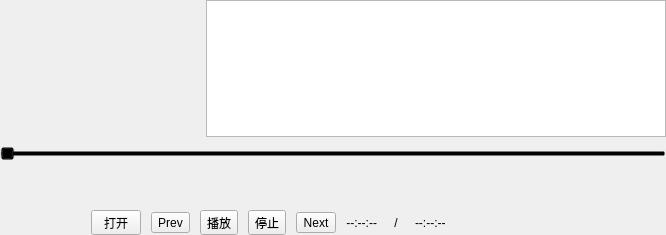
gessd/UAVManage, file UAVManage/SoundGrade.ui: the form before one commit.
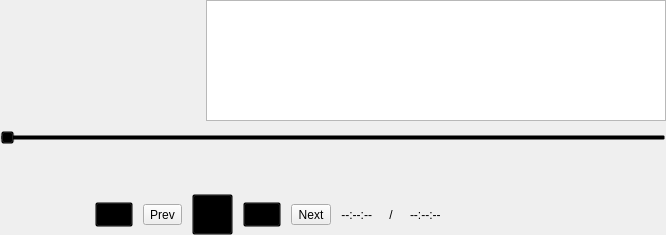
The form after the commit. Icons and pictures are not drawn. Custom widgets are drawn as their Qt base class.

Commit message: 调整音乐播放按钮

The edit to the form file:
```diff
--- a/UAVManage/SoundGrade.ui
+++ b/UAVManage/SoundGrade.ui
@@ -115,14 +115,8 @@
             <verstretch>0</verstretch>
            </sizepolicy>
           </property>
-          <property name="minimumSize">
-           <size>
-            <width>50</width>
-            <height>25</height>
-           </size>
-          </property>
           <property name="styleSheet">
-           <string notr="true"/>
+           <string notr="true">background:transparent;</string>
           </property>
           <property name="text">
            <string>打开</string>
@@ -133,12 +127,12 @@
           </property>
           <property name="iconSize">
            <size>
-            <width>16</width>
-            <height>16</height>
+            <width>32</width>
+            <height>32</height>
            </size>
           </property>
           <property name="toolButtonStyle">
-           <enum>Qt::ToolButtonTextBesideIcon</enum>
+           <enum>Qt::ToolButtonIconOnly</enum>
           </property>
          </widget>
         </item>
@@ -168,16 +162,19 @@
           </property>
           <property name="minimumSize">
            <size>
-            <width>0</width>
-            <height>25</height>
+            <width>41</width>
+            <height>41</height>
            </size>
           </property>
           <property name="maximumSize">
            <size>
-            <width>16777215</width>
-            <height>25</height>
+            <width>41</width>
+            <height>41</height>
            </size>
           </property>
+          <property name="styleSheet">
+           <string notr="true">background:transparent;</string>
+          </property>
           <property name="text">
            <string>播放</string>
           </property>
@@ -186,11 +183,17 @@
             <normaloff>:/res/images/playmusic.png</normaloff>
             <activeon>:/res/images/pausemusic.png</activeon>:/res/images/playmusic.png</iconset>
           </property>
+          <property name="iconSize">
+           <size>
+            <width>32</width>
+            <height>32</height>
+           </size>
+          </property>
           <property name="checkable">
            <bool>true</bool>
           </property>
           <property name="toolButtonStyle">
-           <enum>Qt::ToolButtonTextBesideIcon</enum>
+           <enum>Qt::ToolButtonIconOnly</enum>
           </property>
          </widget>
         </item>
@@ -202,6 +205,9 @@
             <height>25</height>
            </size>
           </property>
+          <property name="styleSheet">
+           <string notr="true">background:transparent;</string>
+          </property>
           <property name="text">
            <string>停止</string>
           </property>
@@ -209,8 +215,14 @@
            <iconset resource="uavmanage.qrc">
             <normaloff>:/res/images/stopmusic.png</normaloff>:/res/images/stopmusic.png</iconset>
           </property>
+          <property name="iconSize">
+           <size>
+            <width>32</width>
+            <height>32</height>
+           </size>
+          </property>
           <property name="toolButtonStyle">
-           <enum>Qt::ToolButtonTextBesideIcon</enum>
+           <enum>Qt::ToolButtonIconOnly</enum>
           </property>
          </widget>
         </item>
```
The commit also changes 2 other files.
